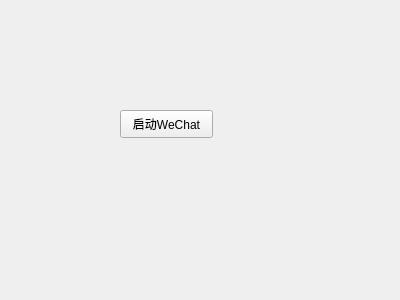
This is WeChat/Manager.ui in lhk56720-stack/Qt_Project as Qt 5 draws it before an edit. The edited form follows.
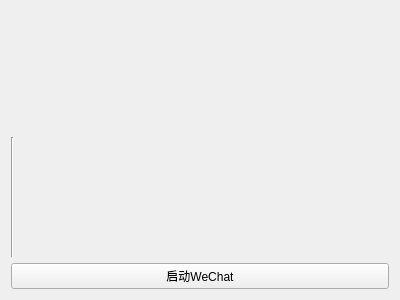
This is the edited form.

Patch:
```diff
--- a/WeChat/Manager.ui
+++ b/WeChat/Manager.ui
@@ -13,19 +13,33 @@
   <property name="windowTitle">
    <string>Form</string>
   </property>
+  <layout class="QGridLayout" name="gridLayout">
+   <item row="0" column="0">
+    <layout class="QVBoxLayout" name="verticalLayout">
+     <item>
+      <widget class="QLabel" name="icon_lbl">
+       <property name="text">
+        <string/>
+       </property>
+      </widget>
+     </item>
+     <item>
+      <widget class="Line" name="line">
+       <property name="orientation">
+        <enum>Qt::Vertical</enum>
+       </property>
+      </widget>
+     </item>
+     <item>
   <widget class="QPushButton" name="bt">
-   <property name="geometry">
-    <rect>
-     <x>120</x>
-     <y>110</y>
-     <width>93</width>
-     <height>28</height>
-    </rect>
-   </property>
    <property name="text">
     <string>启动WeChat</string>
    </property>
   </widget>
+     </item>
+    </layout>
+   </item>
+  </layout>
  </widget>
  <resources/>
  <connections/>
```
Lines whose indentation alone changed are shown as unchanged.
